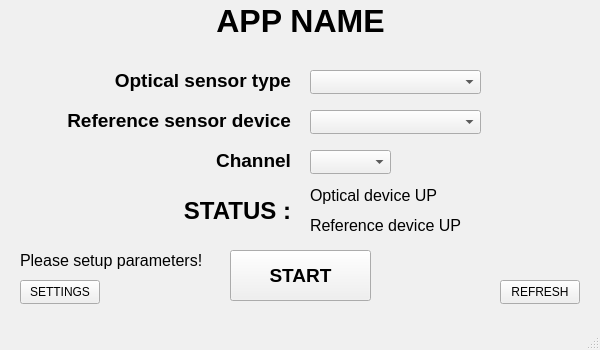
The window that App/appka/start_up.ui (pao3007/AutoKali) describes before a commit, drawn with Qt 5.
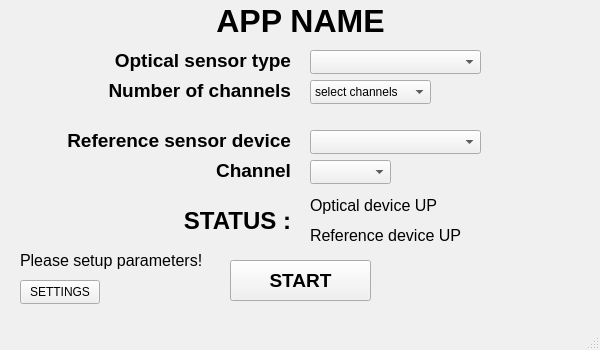
The same window after the commit.

Commit message: 1-channel ok works

Diff of the .ui file:
```diff
--- a/App/appka/start_up.ui
+++ b/App/appka/start_up.ui
@@ -487,7 +487,7 @@
     <property name="geometry">
      <rect>
       <x>310</x>
-      <y>150</y>
+      <y>160</y>
       <width>81</width>
       <height>24</height>
      </rect>
@@ -497,7 +497,7 @@
     <property name="geometry">
      <rect>
       <x>310</x>
-      <y>110</y>
+      <y>130</y>
       <width>171</width>
       <height>24</height>
      </rect>
@@ -507,7 +507,7 @@
     <property name="geometry">
      <rect>
       <x>140</x>
-      <y>150</y>
+      <y>160</y>
       <width>151</width>
       <height>21</height>
      </rect>
@@ -532,7 +532,7 @@
     <property name="geometry">
      <rect>
       <x>60</x>
-      <y>110</y>
+      <y>130</y>
       <width>231</width>
       <height>21</height>
      </rect>
@@ -557,9 +557,9 @@
     <property name="geometry">
      <rect>
       <x>230</x>
-      <y>250</y>
+      <y>260</y>
       <width>141</width>
-      <height>51</height>
+      <height>41</height>
      </rect>
     </property>
     <property name="font">
@@ -576,7 +576,7 @@
     <property name="geometry">
      <rect>
       <x>60</x>
-      <y>60</y>
+      <y>40</y>
       <width>231</width>
       <height>41</height>
      </rect>
@@ -601,7 +601,7 @@
     <property name="geometry">
      <rect>
       <x>310</x>
-      <y>70</y>
+      <y>50</y>
       <width>171</width>
       <height>24</height>
      </rect>
@@ -649,8 +649,8 @@
     <property name="geometry">
      <rect>
       <x>310</x>
-      <y>180</y>
-      <width>171</width>
+      <y>190</y>
+      <width>281</width>
       <height>31</height>
      </rect>
     </property>
@@ -667,7 +667,7 @@
     <property name="geometry">
      <rect>
       <x>140</x>
-      <y>200</y>
+      <y>210</y>
       <width>151</width>
       <height>21</height>
      </rect>
@@ -692,8 +692,8 @@
     <property name="geometry">
      <rect>
       <x>310</x>
-      <y>210</y>
-      <width>171</width>
+      <y>220</y>
+      <width>281</width>
       <height>31</height>
      </rect>
     </property>
@@ -724,18 +724,55 @@
      <string>Please setup parameters!</string>
     </property>
    </widget>
-   <widget class="QPushButton" name="refresh_btn">
+   <widget class="QLabel" name="opt_channel_label">
     <property name="geometry">
      <rect>
-      <x>500</x>
-      <y>280</y>
-      <width>80</width>
-      <height>24</height>
+      <x>60</x>
+      <y>80</y>
+      <width>231</width>
+      <height>21</height>
      </rect>
     </property>
+    <property name="font">
+     <font>
+      <pointsize>14</pointsize>
+      <bold>true</bold>
+     </font>
+    </property>
+    <property name="layoutDirection">
+     <enum>Qt::LeftToRight</enum>
+    </property>
     <property name="text">
-     <string>REFRESH</string>
+     <string>Number of channels</string>
     </property>
+    <property name="alignment">
+     <set>Qt::AlignRight|Qt::AlignTrailing|Qt::AlignVCenter</set>
+    </property>
+   </widget>
+   <widget class="QComboBox" name="opt_channel_comboBox">
+    <property name="geometry">
+     <rect>
+      <x>310</x>
+      <y>80</y>
+      <width>121</width>
+      <height>24</height>
+     </rect>
+    </property>
+    <item>
+     <property name="text">
+      <string>select channels</string>
+     </property>
+    </item>
+    <item>
+     <property name="text">
+      <string>1-channel</string>
+     </property>
+    </item>
+    <item>
+     <property name="text">
+      <string>2-channels</string>
+     </property>
+    </item>
    </widget>
   </widget>
   <widget class="QMenuBar" name="menubar">
```
The commit also changes 28 other files.
